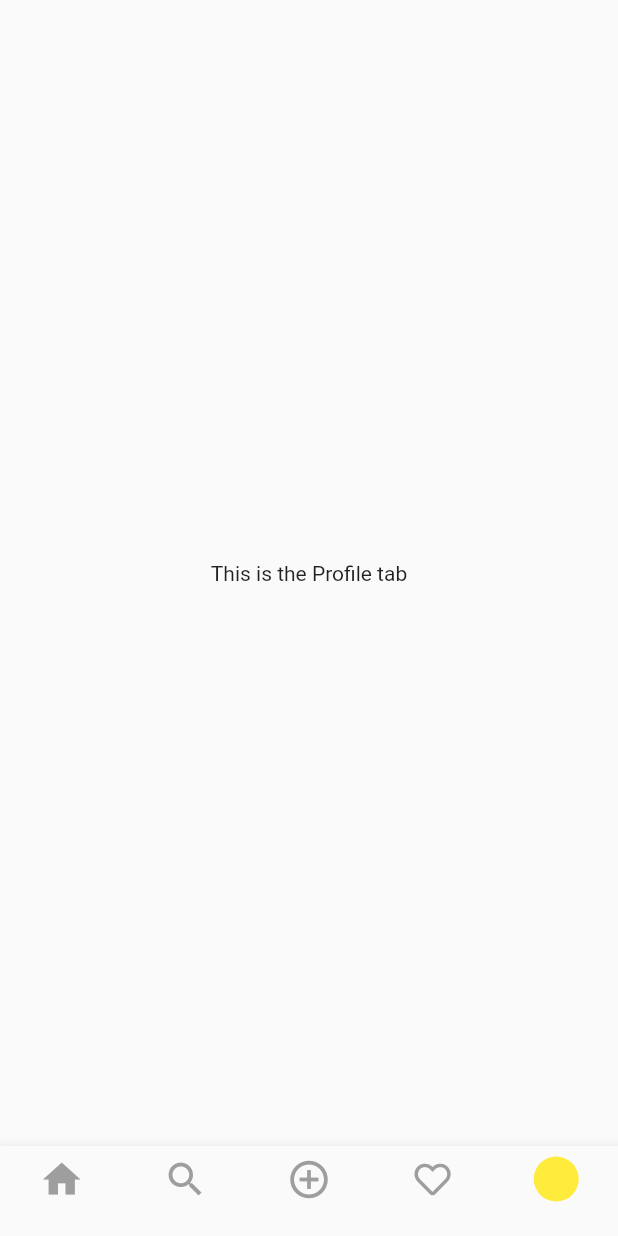
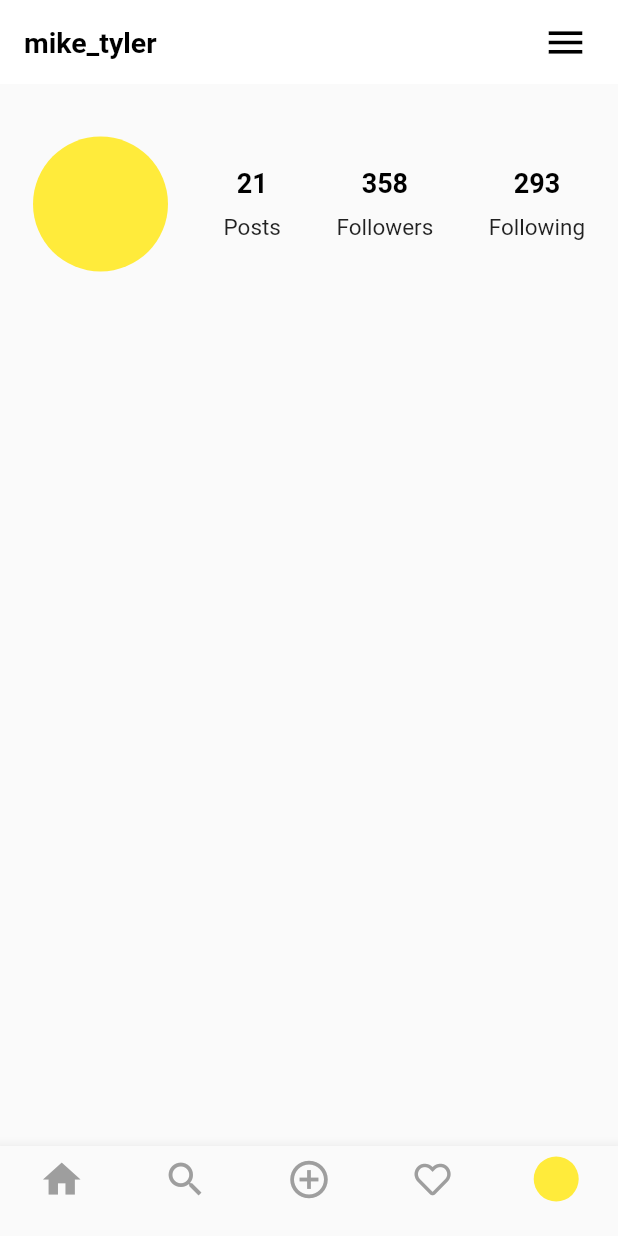
Before and after one commit to jaylee137/instagram_ui_flutter, a Flutter app: the screen it shows after launch, item 5 of the bottom bar chosen, on a phone screen of 412 x 824 dp. Run offline on Flutter 3.47's test engine with Material 2 defaults, Android fonts, the phone set to English and light mode, and no system bars; our stand-ins replace font_awesome_flutter.

Commit message:
:art: prodile_tab update

```diff
--- a/lib/tabs/profile_tab.dart
+++ b/lib/tabs/profile_tab.dart
@@ -4,9 +4,62 @@ class ProfileTab extends StatelessWidget {
   @override
   Widget build(BuildContext context) {
     return Scaffold(
-      body: Center(
-        child: Text('This is the Profile tab'),
+      appBar: AppBar(
+        title: Text('mike_tyler', style: TextStyle(fontWeight: FontWeight.bold, color: Colors.black, fontSize: 19.0)),
+        elevation: 0.0,
+        backgroundColor: Colors.white,
+        actions: <Widget>[
+          Container(
+            padding: EdgeInsets.only(right: 20.0),
+            child: Icon(Icons.menu, color: Colors.black, size: 30.0),
+          )
+        ],
       ),
+      body: SingleChildScrollView(
+        child: Container(
+          padding: EdgeInsets.symmetric(horizontal: 22.0, vertical: 35.0),
+          child: Column(
+            children: <Widget>[
+              Row(
+                mainAxisAlignment: MainAxisAlignment.spaceBetween,
+                children: <Widget>[
+                  CircleAvatar(
+                    radius: 45.0,
+                    backgroundColor: Colors.yellow,
+                  ),
+
+                  Column(
+                    crossAxisAlignment: CrossAxisAlignment.center,
+                    children: <Widget>[
+                      Text('21', style: TextStyle(fontWeight: FontWeight.bold, color: Colors.black, fontSize: 18.0)),
+                      SizedBox(height: 10.0),
+                      Text('Posts', style: TextStyle(fontSize: 15.0))
+                    ],
+                  ),
+
+                  Column(
+                    crossAxisAlignment: CrossAxisAlignment.center,
+                    children: <Widget>[
+                      Text('358', style: TextStyle(fontWeight: FontWeight.bold, color: Colors.black, fontSize: 18.0)),
+                      SizedBox(height: 10.0),
+                      Text('Followers', style: TextStyle(fontSize: 15.0))
+                    ],
+                  ),
+
+                  Column(
+                    crossAxisAlignment: CrossAxisAlignment.center,
+                    children: <Widget>[
+                      Text('293', style: TextStyle(fontWeight: FontWeight.bold, color: Colors.black, fontSize: 18.0)),
+                      SizedBox(height: 10.0),
+                      Text('Following', style: TextStyle(fontSize: 15.0))
+                    ],
+                  )
+                ],
+              )
+            ],
+          ),
+        ),
+      )
     );
   }
 }
--- a/pubspec.yaml
+++ b/pubspec.yaml
@@ -29,7 +29,6 @@ dependencies:
   # Use with the CupertinoIcons class for iOS style icons.
   cupertino_icons: ^0.1.3
   font_awesome_flutter: ^8.8.1
-  outline_material_icons: ^0.1.1
 
 dev_dependencies:
   flutter_test:
```
